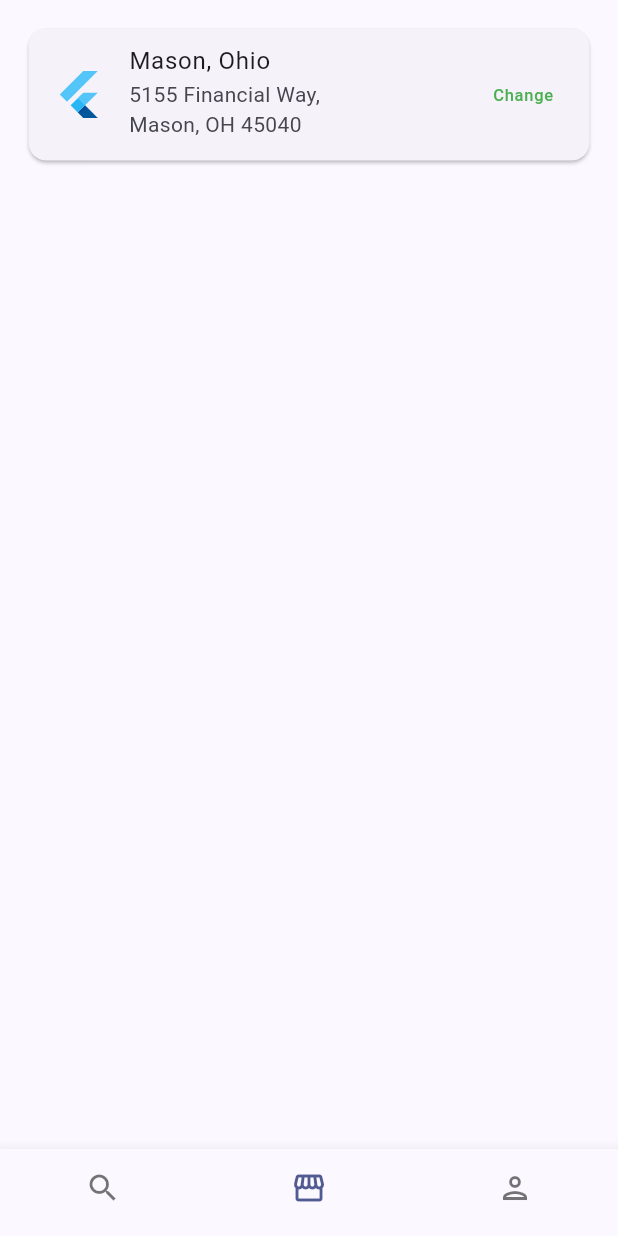
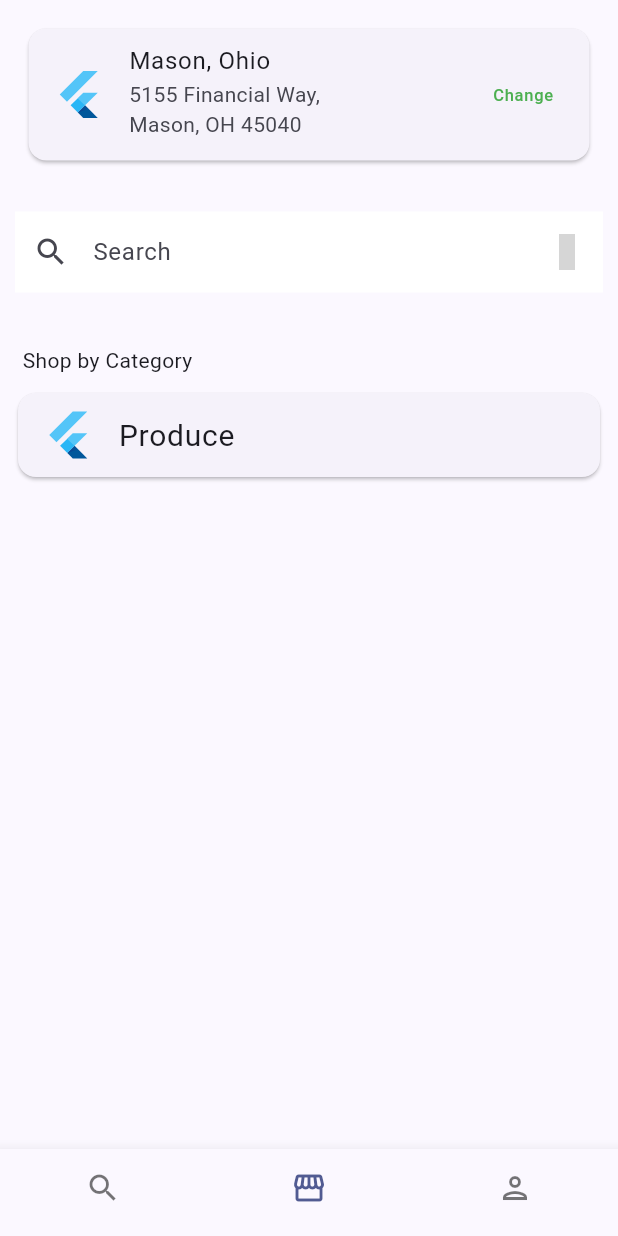
Before and after one commit to keldreon/Prakerja_Unjuk-Keterampilan, a Flutter app: the screen it shows after launch, item 2 of the bottom bar chosen, on a phone screen of 412 x 824 dp. Run offline on Flutter 3.47's test engine with Material 2 defaults, Android fonts, the phone set to English and light mode, and no system bars; our stand-ins replace material_design_icons_flutter; grey boxes are pictures that could not be loaded.

Commit message:
edited store UI

```diff
--- a/lib/components/store.dart
+++ b/lib/components/store.dart
@@ -1,4 +1,6 @@
 import 'package:flutter/material.dart';
+import 'package:material_design_icons_flutter/material_design_icons_flutter.dart';
+import 'package:unjuk_keterampilan/components/discoverNav/scan.dart';
 
 class StoreWidget extends StatefulWidget {
   const StoreWidget({super.key});
@@ -12,13 +14,13 @@ class _StoreWidgetState extends State<StoreWidget> {
   Widget build(BuildContext context) {
     return ListView(
       children: [
-        Padding(
-          padding: const EdgeInsets.all(15.0),
+        const Padding(
+          padding: EdgeInsets.all(15.0),
           child: Card(
             child: ListTile(
               titleAlignment: ListTileTitleAlignment.center,
               leading: FlutterLogo(size: 35.0),
-              title: const Text(
+              title: Text(
                 'Mason, Ohio',
                 maxLines: 2,
                 overflow: TextOverflow.ellipsis,
@@ -29,6 +31,43 @@ class _StoreWidgetState extends State<StoreWidget> {
             ),
           ),
         ),
+        Padding(
+          padding: const EdgeInsets.symmetric(horizontal: 10, vertical: 15),
+          child: TextField(
+            decoration: InputDecoration(
+                hintText: 'Search',
+                border: InputBorder.none,
+                contentPadding: const EdgeInsets.all(15),
+                prefixIcon: const Icon(Icons.search_outlined),
+                suffixIcon: IconButton(
+                    onPressed: () {
+                      Navigator.of(context).push(
+                          MaterialPageRoute(builder: (_) => const Scan()));
+                    },
+                    icon: Icon(MdiIcons.barcodeScan)),
+                fillColor: Colors.white,
+                filled: true),
+          ),
+        ),
+        Container(
+          margin: const EdgeInsets.fromLTRB(15, 20, 0, 0),
+          child: const Text('Shop by Category'),
+        ),
+        const Padding(
+          padding: EdgeInsets.all(8.0),
+          child: Card(
+            child: ListTile(
+              titleAlignment: ListTileTitleAlignment.center,
+              leading: FlutterLogo(size: 35.0),
+              title: Text(
+                'Produce',
+                maxLines: 1,
+                overflow: TextOverflow.ellipsis,
+                style: TextStyle(fontSize: 20),
+              ),
+            ),
+          ),
+        ),
       ],
     );
   }
```
Also changed, not shown: lib/components/discover.dart (+7 -7 lines).
